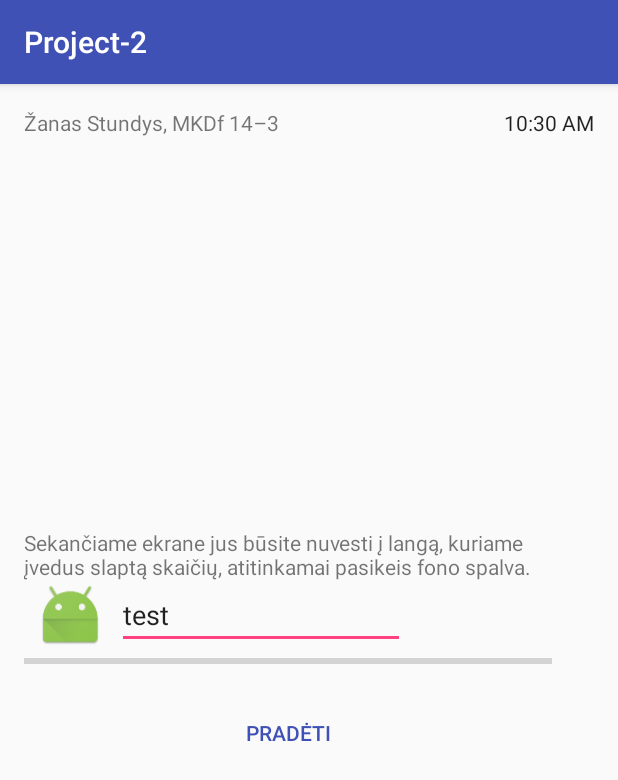
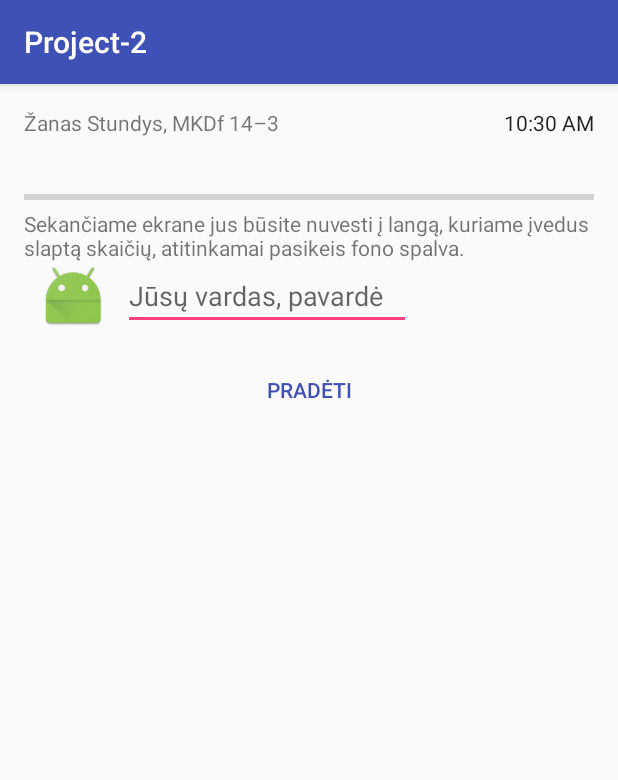
Before and after one commit to unexdesigns/Project-2, an Android app: the screen it shows after launch (MainActivity), on a phone screen of 412 x 824 dp. Shown: the top 780 px of the screen. Run offline under Robolectric (Android 15) with nearby library versions, the phone set to English and light mode, and no system bars.

Commit message:
1st version

```diff
--- a/app/src/main/java/com/stundys/project_2/ColorChanger.java
+++ b/app/src/main/java/com/stundys/project_2/ColorChanger.java
@@ -19,7 +19,6 @@ import java.sql.Array;
 public class ColorChanger extends AppCompatActivity {
 
     boolean IsChangeColors = false;
-
 
     protected void setColorState(boolean state) {
         this.IsChangeColors = state;
--- a/app/src/main/res/layout/activity_main.xml
+++ b/app/src/main/res/layout/activity_main.xml
@@ -10,12 +10,12 @@
 
     <TextView
         android:id="@+id/textView"
-        android:layout_width="wrap_content"
+        android:layout_width="0dp"
         android:layout_height="wrap_content"
         android:layout_marginStart="16dp"
         android:layout_marginTop="16dp"
         android:text="@string/author"
-        app:layout_constraintLeft_toLeftOf="parent"
+        app:layout_constraintStart_toStartOf="parent"
         app:layout_constraintTop_toTopOf="parent" />
 
     <TextClock
@@ -23,26 +23,34 @@
         android:layout_width="wrap_content"
         android:layout_height="wrap_content"
         android:layout_marginEnd="16dp"
-        android:layout_marginRight="16dp"
+        android:layout_marginStart="16dp"
         android:layout_marginTop="16dp"
-        app:layout_constraintRight_toRightOf="parent"
+        android:text="00:00"
+        app:layout_constraintEnd_toEndOf="parent"
+        app:layout_constraintHorizontal_bias="1.0"
+        app:layout_constraintStart_toEndOf="@+id/textView"
         app:layout_constraintTop_toTopOf="parent" />
 
-    <GridLayout
-        android:layout_width="352dp"
+    <LinearLayout
+        android:layout_width="0dp"
         android:layout_height="wrap_content"
         android:layout_marginEnd="16dp"
         android:layout_marginStart="16dp"
-        app:layout_constraintBottom_toBottomOf="parent"
+        android:layout_marginTop="32dp"
+        android:gravity="top|left"
+        android:orientation="vertical"
+        app:layout_constraintEnd_toEndOf="parent"
         app:layout_constraintLeft_toLeftOf="parent"
-        app:layout_constraintTop_toTopOf="parent"
-        android:layout_marginLeft="16dp"
-        app:layout_constraintVertical_bias="0.5">
+        app:layout_constraintRight_toRightOf="parent"
+        app:layout_constraintStart_toStartOf="parent"
+        app:layout_constraintTop_toBottomOf="@+id/textView">
 
-        <LinearLayout
+        <ProgressBar
+            android:id="@+id/progressBar3"
+            style="?android:attr/progressBarStyleHorizontal"
             android:layout_width="match_parent"
-            android:layout_height="match_parent"
-            android:orientation="vertical">
+            android:layout_height="wrap_content"
+            android:layout_weight="1" />
 
         <TextView
             android:id="@+id/textView3"
@@ -78,18 +86,10 @@
                     android:layout_weight="1"
                     android:ems="10"
                     android:hint="@string/your_name_surname"
-                        android:inputType="textPersonName"
-                        android:text="test" />
+                    android:inputType="textPersonName" />
             </RelativeLayout>
 
         </LinearLayout>
-
-            <ProgressBar
-                android:id="@+id/progressBar3"
-                style="?android:attr/progressBarStyleHorizontal"
-                android:layout_width="match_parent"
-                android:layout_height="wrap_content"
-                android:layout_weight="1" />
 
         <Button
             android:id="@+id/button"
@@ -108,6 +108,5 @@
             tools:layout_editor_absoluteY="212dp" />
 
     </LinearLayout>
-    </GridLayout>
 
 </android.support.constraint.ConstraintLayout>
--- a/build.gradle
+++ b/build.gradle
@@ -5,7 +5,7 @@ buildscript {
         jcenter()
     }
     dependencies {
-        classpath 'com.android.tools.build:gradle:2.3.3'
+        classpath 'com.android.tools.build:gradle:3.0.0'
 
         // NOTE: Do not place your application dependencies here; they belong
         // in the individual module build.gradle files
```
Also changed, not shown: app/src/main/res/layout/activity_color_changer.xml (+46 -18 lines), app/src/main/java/com/stundys/project_2/MainActivity.java (line endings or trailing spaces), gradle/wrapper/gradle-wrapper.properties. Lines whose indentation alone changed are shown as unchanged.
